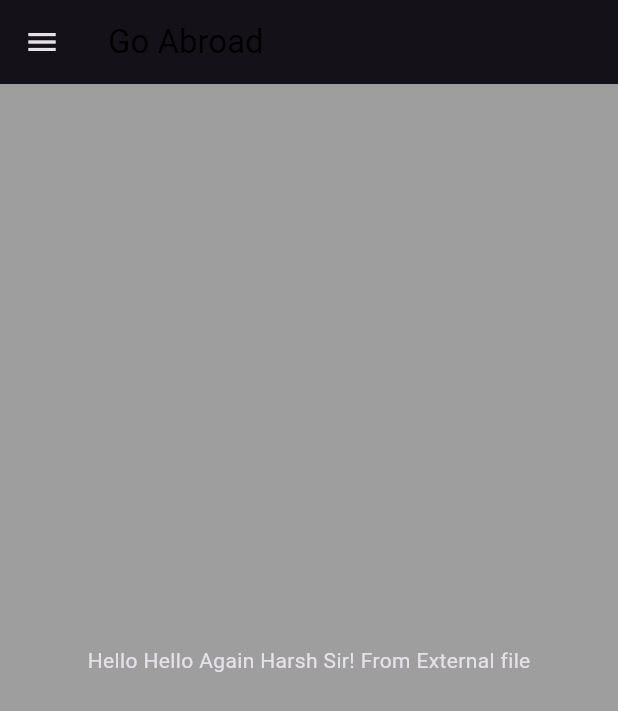
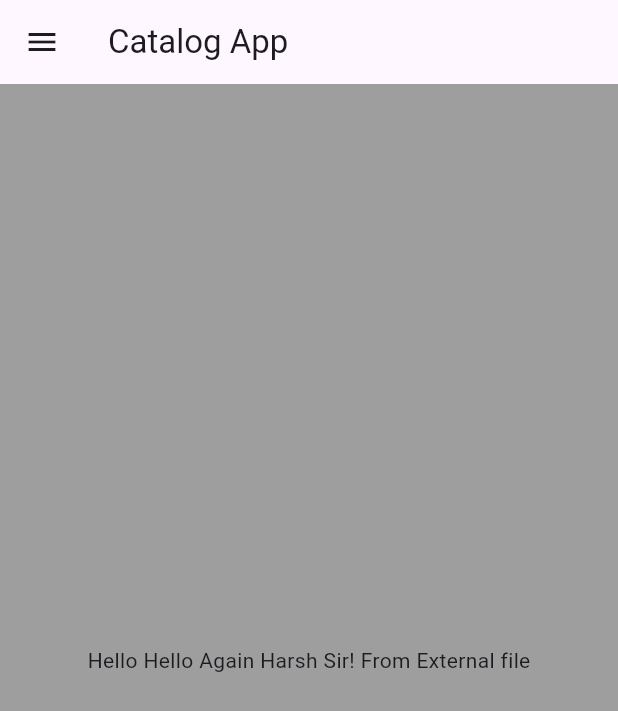
Before and after one commit to harshxframe/flutter_learning_dev, a Flutter app: the screen it shows after launch, on a phone screen of 412 x 824 dp. Shown: the top 711 px of the screen. Run offline on Flutter 3.47's test engine with Material 3 defaults, Android fonts, the phone set to English and light mode, and no system bars; our stand-ins replace google_fonts.

Commit message:
Day ten completed

```diff
--- a/lib/main.dart
+++ b/lib/main.dart
@@ -1,4 +1,5 @@
 import 'package:flutter/material.dart';
+import 'package:flutter/scheduler.dart';
 import 'package:flutter_learning_dev/pages/login_page.dart';
 import 'package:flutter_learning_dev/widgets/themes.dart';
 import 'package:google_fonts/google_fonts.dart';
@@ -15,6 +16,7 @@ class MyApp extends StatelessWidget {
 
   @override
   Widget build(BuildContext context) {
+
     return MaterialApp(
       debugShowCheckedModeBanner: true,
       themeMode: ThemeMode.dark,
--- a/lib/pages/home_page.dart
+++ b/lib/pages/home_page.dart
@@ -9,7 +9,7 @@ class HomePage extends StatelessWidget {
     final String days = "Hello Again";
     return Scaffold(
       appBar: AppBar(
-          title: Text("Go Abroad",style: TextStyle(color: Colors.black),)
+        title: Text("Catalog App"),
       ),
       body: Material(
         color: Colors.grey,
--- a/lib/widgets/themes.dart
+++ b/lib/widgets/themes.dart
@@ -15,7 +15,7 @@ class MyTheme{
 
   static ThemeData darkTheme(BuildContext context) => ThemeData(
       primarySwatch: Colors.deepPurple,
-    brightness: Brightness.dark
+    brightness: Brightness.light
   );
 
 
```
Also changed, not shown: lib/models/products.dart (added, +9 -0 lines).
